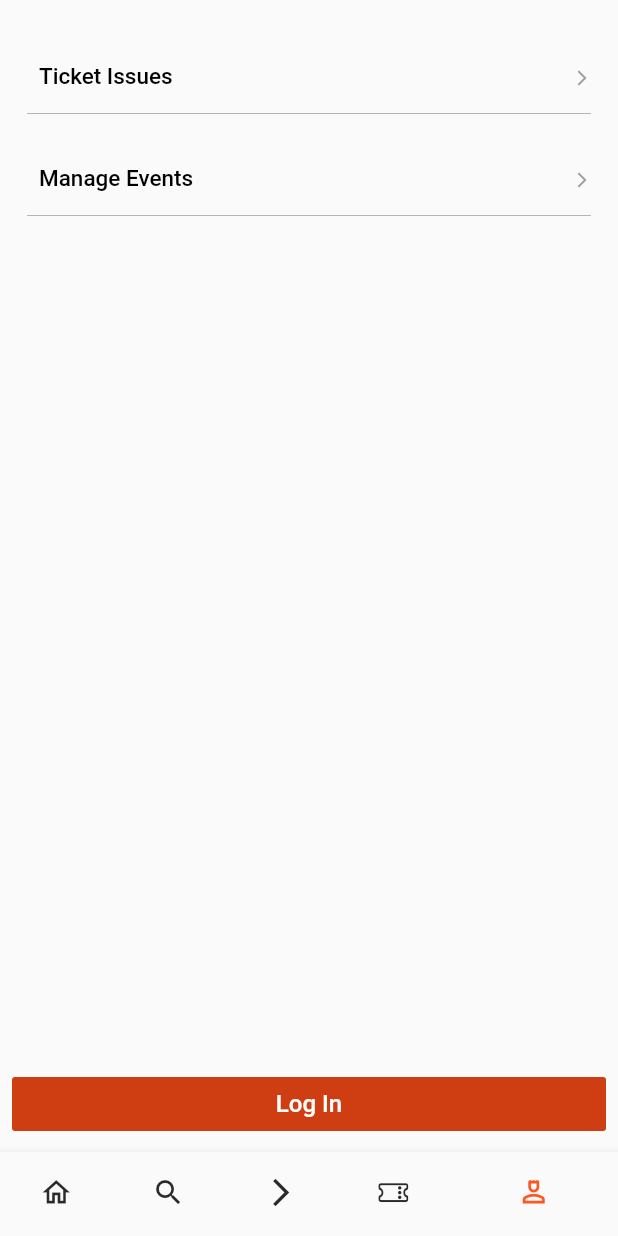
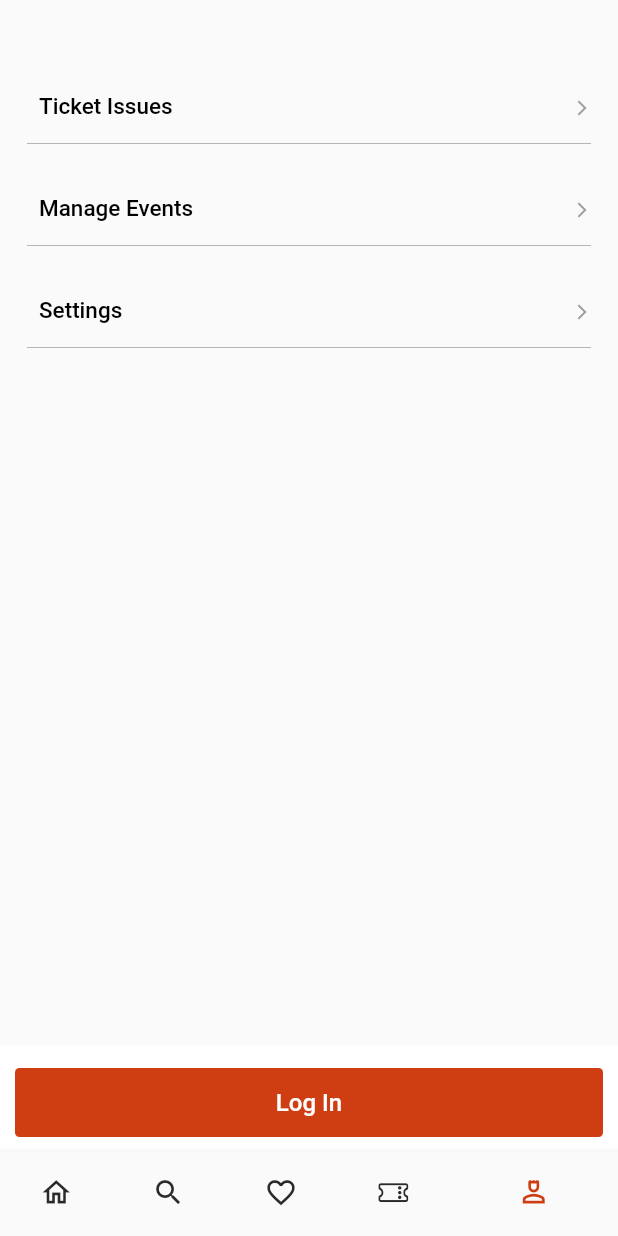
Before and after one commit to AliKhalaf1/SoftwareProjectCross, a Flutter app: the screen it shows after launch, item 5 of the bottom bar chosen, on a phone screen of 412 x 824 dp. Run offline on Flutter 3.47's test engine with Material 2 defaults, Android fonts, the phone set to English and light mode, and no system bars.

Commit message:
Added Login Btn Widget

```diff
--- a/lib/main.dart
+++ b/lib/main.dart
@@ -1,5 +1,3 @@
-import 'package:eventbrite_replica/screens/tabBarScreen.dart';
-import 'package:flutter/cupertino.dart';
 import 'package:flutter/material.dart';
 import './screens/profile_sign_up.dart';
 import './screens/signup.dart';
@@ -24,91 +22,15 @@ class _MainAppState extends State<MainApp> {
       title: 'Eventbrite',
       theme: ThemeData(
         // is not restarted.
-        primarySwatch: Colors.deepOrange,
+        primaryColor: const Color.fromARGB(255, 207, 62, 18),
       ),
       // home: const TabBarScreen(title: 'Eventbrite'),
       initialRoute: TabBarScreen.TabBarScreenRoute,
       routes: {
-        TabBarScreen.TabBarScreenRoute: (ctx) => const TabBarScreen(title: 'Eventbrite'),
-        Signup.signUpRoute:(ctx) => const Signup(),
+        TabBarScreen.TabBarScreenRoute: (ctx) =>
+            const TabBarScreen(title: 'Eventbrite'),
+        Signup.signUpRoute: (ctx) => const Signup(),
       },
     );
   }
 }
-
-// class MyHomePage extends StatefulWidget {
-//   const MyHomePage({super.key, required this.title});
-
-//   final String title;
-
-//   @override
-//   State<MyHomePage> createState() => _MyHomePageState();
-// }
-
-// class _MyHomePageState extends State<MyHomePage> {
-//   var _currentIndex = 0;
-
-//   List<Widget> pages = [
-//     Container(
-//       alignment: Alignment.center,
-//       child: const Text('Home'),
-//     ),
-//     Container(
-//       alignment: Alignment.center,
-//       child: const Text('Search'),
-//     ),
-//     Container(
-//       alignment: Alignment.center,
-//       child: const Text('Likes'),
-//     ),
-//     Container(
-//       alignment: Alignment.center,
-//       child: const Text('tickets'),
-//     ),
-//     const ProfileLogIn(),
-//   ];
-
-//   @override
-//   Widget build(BuildContext context) {
-//     return Scaffold(
-//       bottomNavigationBar: BottomNavigationBar(
-//           landscapeLayout: BottomNavigationBarLandscapeLayout.linear,
-//           iconSize: 22,
-//           elevation: 5,
-//           backgroundColor: Colors.white,
-//           selectedIconTheme: const IconThemeData(color: Colors.deepOrange),
-//           unselectedItemColor: const Color.fromARGB(255, 43, 41, 41),
-//           showSelectedLabels: false,
-//           showUnselectedLabels: false,
-//           currentIndex: _currentIndex,
-//           onTap: (index) {
-//             setState(() {
-//               _currentIndex = index;
-//             });
-//           },
-//           items: const [
-//             BottomNavigationBarItem(
-//               icon: Icon(Icons.home_outlined),
-//               label: 'Home',
-//             ),
-//             BottomNavigationBarItem(
-//               icon: Icon(Icons.search),
-//               label: 'Search',
-//             ),
-//             BottomNavigationBarItem(
-//               icon: Icon(Icons.arrow_forward_ios),
-//               label: 'Likes',
-//             ),
-//             BottomNavigationBarItem(
-//               icon: Icon(CupertinoIcons.ticket),
-//               label: 'Tickets',
-//             ),
-//             BottomNavigationBarItem(
-//               icon: Icon(Icons.person_4_outlined),
-//               label: 'Profile',
-//             ),
-//           ]),
-//       body: pages[_currentIndex],
-//     );
-//   }
-// }
--- a/lib/screens/profile_sign_up.dart
+++ b/lib/screens/profile_sign_up.dart
@@ -2,55 +2,39 @@ import '/screens/signup.dart';
 import 'package:flutter/cupertino.dart';
 import 'package:flutter/material.dart';
 import '../widgets/button_links.dart';
+import '../widgets/log_in_btn.dart';
 
 class ProfileLogIn extends StatelessWidget {
   const ProfileLogIn({super.key});
 
-  void loggingIn(BuildContext ctx)
-  {
-    Navigator.of(ctx).push(MaterialPageRoute(builder: (_)
-    {
+  void loggingIn(BuildContext ctx) {
+    Navigator.of(ctx).push(MaterialPageRoute(builder: (_) {
       return const Signup();
     }));
   }
 
   @override
   Widget build(BuildContext context) {
-    return Padding(
-      padding: const EdgeInsets.all(8.0),
-      child: Column(
-        crossAxisAlignment: CrossAxisAlignment.stretch,
-        mainAxisAlignment: MainAxisAlignment.spaceBetween,
-        children: [
-          Column(
-            children: [
-              const SizedBox(
-                height: 10,
+    return Column(
+      crossAxisAlignment: CrossAxisAlignment.stretch,
+      mainAxisAlignment: MainAxisAlignment.spaceBetween,
+      children: [
+        Padding(
+          padding: const EdgeInsets.all(8.0),
+          child: Column(
+            children: const [
+              SizedBox(
+                height: 30,
                 child: Text(''),
               ),
-              const SignUpButtonLink('Ticket Issues'),
-              const SignUpButtonLink('Manage Events'),
+              SignUpButtonLink('Ticket Issues'),
+              SignUpButtonLink('Manage Events'),
+              SignUpButtonLink('Settings'),
             ],
           ),
-          TextButton(
-            style: ButtonStyle(
-              backgroundColor: MaterialStateProperty.all(
-                  const Color.fromARGB(255, 207, 62, 18)),
-              foregroundColor: MaterialStateProperty.all(Colors.white),
-              shape: MaterialStatePropertyAll(
-                RoundedRectangleBorder(
-                  borderRadius: BorderRadius.circular(2),
-                ),
-              ),
-            ),
-            onPressed: () => loggingIn(context),
-            child: const Text(
-              'Log In',
-              style: TextStyle(fontSize: 16),
-            ),
-          ),
-        ],
-      ),
+        ),
+        LogInBtn('Log In', loggingIn),
+      ],
     );
   }
 }
--- a/lib/screens/tabBarScreen.dart
+++ b/lib/screens/tabBarScreen.dart
@@ -15,7 +15,6 @@ class TabBarScreen extends StatefulWidget {
 }
 
 class _TabBarScreenState extends State<TabBarScreen> {
-
   var _currentIndex = 0;
 
   List<Widget> pages = [
@@ -46,7 +45,8 @@ class _TabBarScreenState extends State<TabBarScreen> {
           iconSize: 22,
           elevation: 5,
           backgroundColor: Colors.white,
-          selectedIconTheme: const IconThemeData(color: Colors.deepOrange),
+          selectedIconTheme:
+              IconThemeData(color: Theme.of(context).primaryColor),
           unselectedItemColor: const Color.fromARGB(255, 43, 41, 41),
           showSelectedLabels: false,
           showUnselectedLabels: false,
@@ -66,7 +66,7 @@ class _TabBarScreenState extends State<TabBarScreen> {
               label: 'Search',
             ),
             BottomNavigationBarItem(
-              icon: Icon(Icons.arrow_forward_ios),
+              icon: Icon(Icons.favorite_border),
               label: 'Likes',
             ),
             BottomNavigationBarItem(
--- /dev/null
+++ b/lib/widgets/log_in_btn.dart
@@ -0,0 +1,40 @@
+import 'package:flutter/material.dart';
+
+class LogInBtn extends StatelessWidget {
+  final String text;
+  final Function onPressed;
+  const LogInBtn(this.text, this.onPressed, {super.key});
+
+  @override
+  Widget build(BuildContext context) {
+    return Container(
+      color: Colors.white,
+      padding: const EdgeInsets.only(top: 5),
+      child: SizedBox(
+        height: 66,
+        width: double.infinity,
+        child: Container(
+          padding: const EdgeInsets.all(10),
+          height: 80,
+          child: TextButton(
+            style: ButtonStyle(
+              backgroundColor:
+                  MaterialStateProperty.all(Theme.of(context).primaryColor),
+              foregroundColor: MaterialStateProperty.all(Colors.white),
+              shape: MaterialStatePropertyAll(
+                RoundedRectangleBorder(
+                  borderRadius: BorderRadius.circular(3),
+                ),
+              ),
+            ),
+            onPressed: () => onPressed(context),
+            child: const Text(
+              'Log In',
+              style: TextStyle(fontSize: 16),
+            ),
+          ),
+        ),
+      ),
+    );
+  }
+}
```
